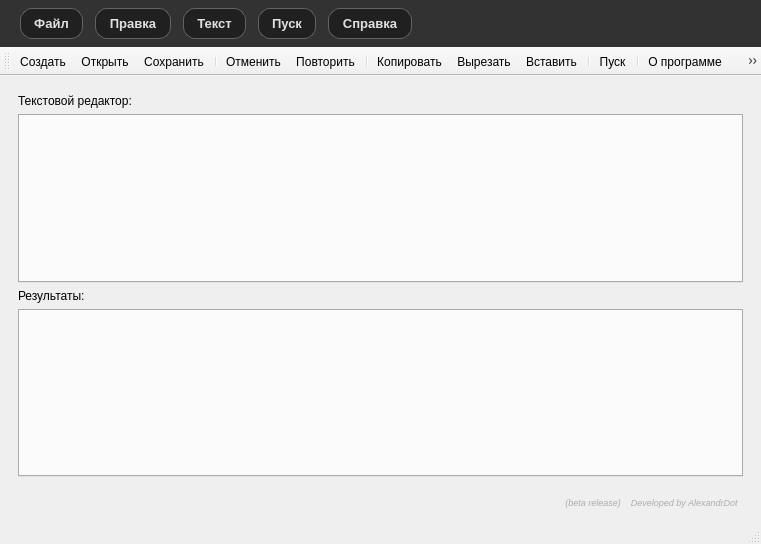
Old version of the form design.ui in the repository Alexandrdot/Editor-Analyzer.
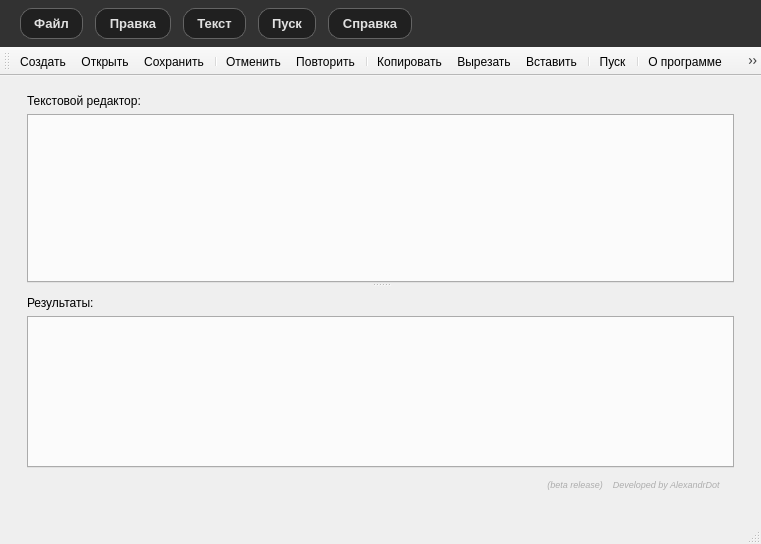
New version of the form. Icons and pictures are not drawn.

Diff of the .ui file:
```diff
--- a/design.ui
+++ b/design.ui
@@ -17,7 +17,7 @@
    <bool>true</bool>
   </property>
   <widget class="QWidget" name="centralwidget">
-   <layout class="QVBoxLayout" name="verticalLayout_2">
+   <layout class="QVBoxLayout" name="verticalLayout_4">
     <item>
      <widget class="QFrame" name="frame">
       <property name="styleSheet">
@@ -37,6 +37,30 @@
       </property>
       <layout class="QVBoxLayout" name="verticalLayout_3">
        <item>
+        <widget class="QSplitter" name="splitter">
+         <property name="orientation">
+          <enum>Qt::Orientation::Vertical</enum>
+         </property>
+         <widget class="QFrame" name="frame_3">
+          <property name="styleSheet">
+           <string notr="true">QFrame{
+border:none;
+}</string>
+          </property>
+          <property name="frameShape">
+           <enum>QFrame::Shape::StyledPanel</enum>
+          </property>
+          <property name="frameShadow">
+           <enum>QFrame::Shadow::Raised</enum>
+          </property>
+          <layout class="QVBoxLayout" name="verticalLayout">
+           <property name="topMargin">
+            <number>0</number>
+           </property>
+           <property name="bottomMargin">
+            <number>0</number>
+           </property>
+           <item>
         <widget class="QLabel" name="label_2">
          <property name="text">
           <string>Текстовой редактор:</string>
@@ -44,22 +68,43 @@
         </widget>
        </item>
        <item>
-        <layout class="QVBoxLayout" name="verticalLayout">
-         <property name="spacing">
-          <number>-1</number>
-         </property>
-         <item>
           <widget class="QTabWidget" name="tabWidgetEditor">
+             <property name="minimumSize">
+              <size>
+               <width>0</width>
+               <height>40</height>
+              </size>
+             </property>
            <property name="currentIndex">
             <number>-1</number>
            </property>
           </widget>
          </item>
+          </layout>
+          <zorder>label_2</zorder>
+          <zorder>tabWidgetEditor</zorder>
+         </widget>
+         <widget class="QFrame" name="frame_2">
+          <property name="styleSheet">
+           <string notr="true">QFrame{
+border:none;
+}</string>
+          </property>
+          <property name="frameShape">
+           <enum>QFrame::Shape::StyledPanel</enum>
+          </property>
+          <property name="frameShadow">
+           <enum>QFrame::Shadow::Raised</enum>
+          </property>
+          <layout class="QVBoxLayout" name="verticalLayout_2">
          <item>
-          <widget class="QLabel" name="label">
+            <widget class="QLabel" name="label_4">
            <property name="text">
             <string>Результаты:</string>
            </property>
+             <property name="margin">
+              <number>0</number>
+             </property>
           </widget>
          </item>
          <item>
@@ -72,11 +117,6 @@
            </property>
           </widget>
          </item>
-        </layout>
-       </item>
-      </layout>
-     </widget>
-    </item>
     <item>
      <widget class="QLabel" name="label_3">
       <property name="layoutDirection">
@@ -107,6 +147,13 @@
     </item>
    </layout>
   </widget>
+        </widget>
+       </item>
+      </layout>
+     </widget>
+    </item>
+   </layout>
+  </widget>
   <widget class="QMenuBar" name="menubar">
    <property name="geometry">
     <rect>
```
Left out of the diff: 21 changed lines with no effect on the pictures. Lines whose indentation alone changed are shown as unchanged.
